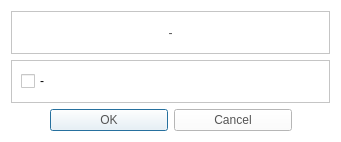
The window that CaX/dialog/poweroffdialog.ui (fsest4u/CaX_03) describes before a commit, drawn with Qt 5.
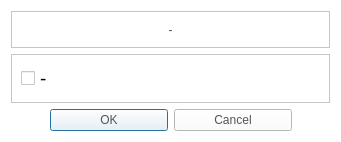
The same window after the commit. Icons and pictures are not drawn.

Commit message: [power on] 예외처리 기능 추가

Diff of the .ui file:
```diff
--- a/CaX/dialog/poweroffdialog.ui
+++ b/CaX/dialog/poweroffdialog.ui
@@ -63,6 +63,12 @@
      <layout class="QGridLayout" name="gridLayout_2">
       <item row="0" column="0">
        <widget class="QCheckBox" name="cbWol">
+        <property name="font">
+         <font>
+          <family>Segoe UI</family>
+          <pointsize>14</pointsize>
+         </font>
+        </property>
         <property name="text">
          <string>-</string>
         </property>
```
The commit also changes 2 other files.
